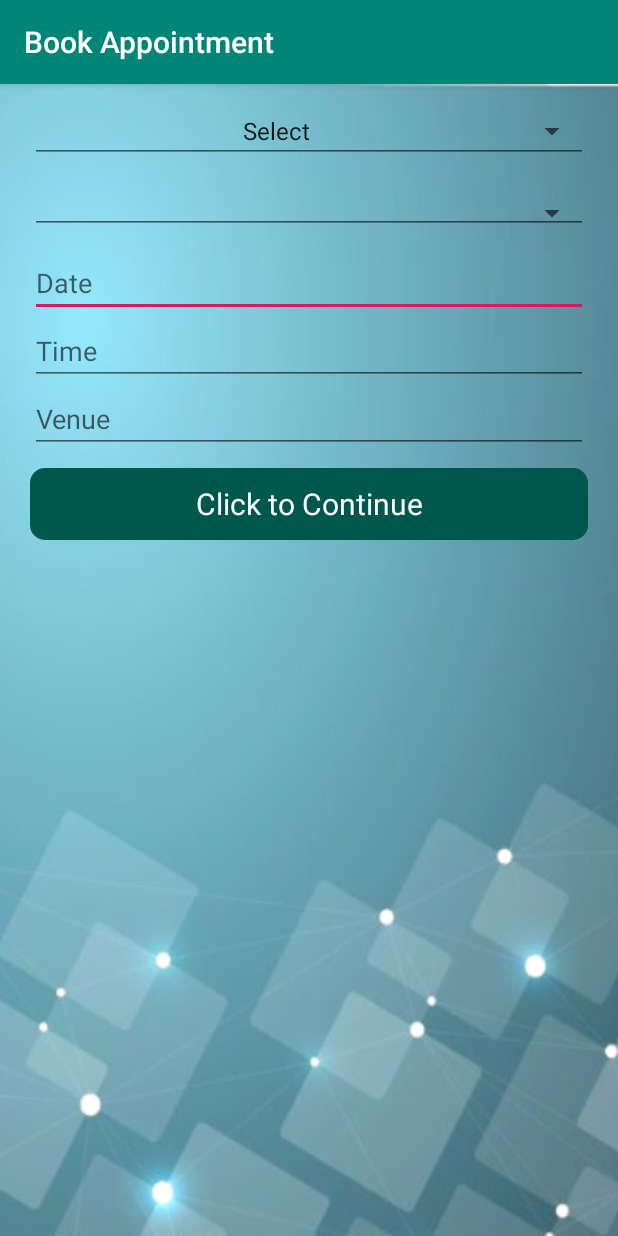
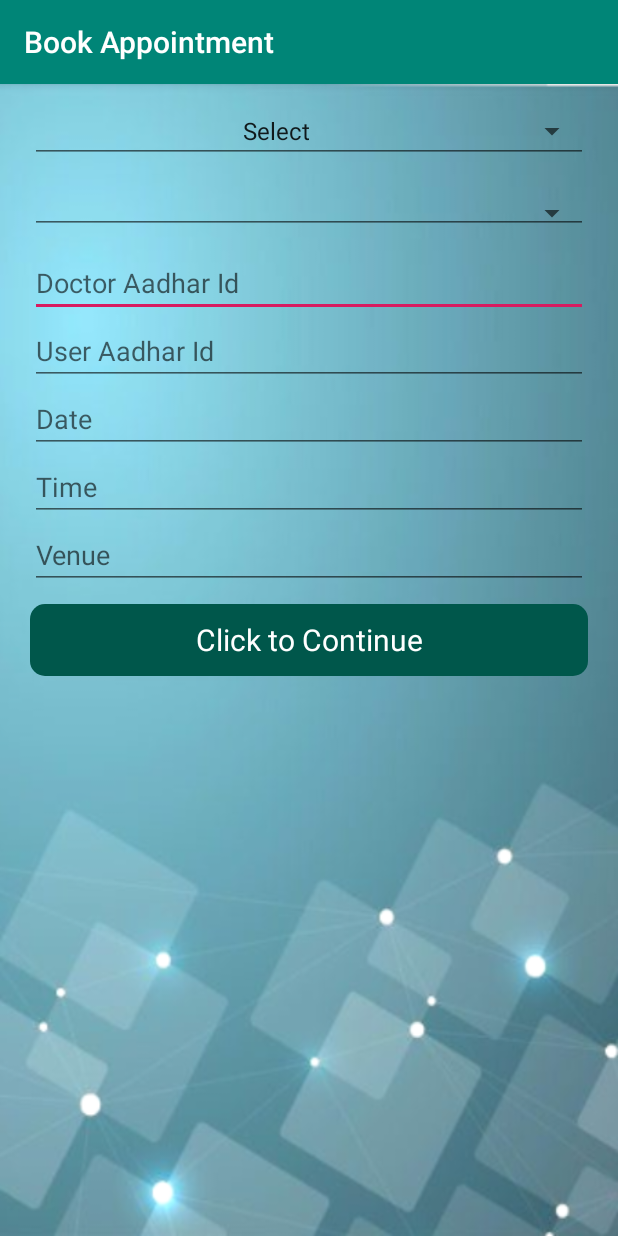
Before and after one commit to mrinalsenapati04/MotherandChild, an Android app: the EmployeeMain screen opened directly, with no data from a screen before it, after a tap on "Book Appointment", on a phone screen of 412 x 824 dp. Run offline under Robolectric (Android 15) with nearby library versions, the phone set to English and light mode, and no system bars; our stand-ins replace Firebase (no records; nobody signed in at launch, a user with empty details on screens opened directly).

Commit message:
Mrinal Changes

```diff
--- a/app/src/main/AndroidManifest.xml
+++ b/app/src/main/AndroidManifest.xml
@@ -13,10 +13,10 @@
         android:roundIcon="@mipmap/ic_launcher_round"
         android:supportsRtl="true"
         android:theme="@style/AppTheme">
+        <activity android:name=".RecordVideo"></activity>
         <activity
             android:name=".Feedback"
             android:label="Feedback" />
-
         <activity
             android:name=".ApplySchemeRBSK"
             android:label="Steps For RBSK" />
--- a/app/src/main/java/com/sih/teamsquadra/motherandchild/EmployeeBookAppointment.java
+++ b/app/src/main/java/com/sih/teamsquadra/motherandchild/EmployeeBookAppointment.java
@@ -10,6 +10,7 @@ import android.view.View;
 import android.widget.AdapterView;
 import android.widget.ArrayAdapter;
 import android.widget.Button;
+import android.widget.EditText;
 import android.widget.Spinner;
 import android.widget.Toast;
 
@@ -20,7 +21,10 @@ import com.google.firebase.database.DatabaseReference;
 import com.google.firebase.database.FirebaseDatabase;
 import com.google.firebase.database.ValueEventListener;
 
+import java.text.SimpleDateFormat;
 import java.util.ArrayList;
+import java.util.Calendar;
+import java.util.Date;
 import java.util.List;
 
 public class EmployeeBookAppointment extends AppCompatActivity implements AdapterView.OnItemSelectedListener , View.OnClickListener{
@@ -29,6 +33,16 @@ public class EmployeeBookAppointment extends AppCompatActivity implements Adapte
     private Spinner spinner;
     private String docType;
     private String selected;
+
+    private EditText Date;
+    private EditText Time;
+    private EditText Venue;
+    private EditText doc_aadhar;
+    private EditText user_aadhar;
+
+    private DatabaseReference databaseReference;
+
+
 
 
     private DatabaseReference db;
@@ -65,7 +79,7 @@ public class EmployeeBookAppointment extends AppCompatActivity implements Adapte
             @Override
             public void onItemSelected(AdapterView<?> parent, View view, int position, long id) {
                 selected = parent.getItemAtPosition(position).toString();
-                Toast.makeText(EmployeeBookAppointment.this, "Selected item is " + selected, Toast.LENGTH_LONG).show();
+                //Toast.makeText(EmployeeBookAppointment.this, "Selected item is " + selected, Toast.LENGTH_LONG).show();
                 // Log.v("EmployeeBookAppointment","Selected String is " + selected);
                 setDoctorNameList(selected);
             }
@@ -83,6 +97,18 @@ public class EmployeeBookAppointment extends AppCompatActivity implements Adapte
 
         buttonBookAppointment = findViewById(R.id.button_book_appointment);
         buttonBookAppointment.setOnClickListener(this);
+
+        Date = (EditText) findViewById(R.id.Date);
+        Time = (EditText) findViewById(R.id.time);
+
+        Venue = (EditText) findViewById(R.id.editText);
+        doc_aadhar = (EditText) findViewById(R.id.editText);
+        user_aadhar = (EditText) findViewById(R.id.editText);
+
+        databaseReference = FirebaseDatabase.getInstance().getReference();
+
+
+
     }
 
     @Override
@@ -99,6 +125,7 @@ public class EmployeeBookAppointment extends AppCompatActivity implements Adapte
     @Override
     public void onClick(View v) {
         if(v == buttonBookAppointment){
+            bookAppointment();
             finish(); // to close current activity
             toastMessage(this," Doctor Appointment Request Send");
             startActivity(new Intent(this,EmployeeMain.class));
@@ -146,5 +173,24 @@ public class EmployeeBookAppointment extends AppCompatActivity implements Adapte
 
     }
 
+    private void bookAppointment() {
+
+        // String docType=spinner.getSelectedItem().toString();
+        String docName = spDocName.getSelectedItem().toString();
+        String date = Date.getText().toString();
+        String time = Time.getText().toString();
+        String dAdhar = doc_aadhar.getText().toString();
+        String uAdhar = user_aadhar.getText().toString();
+
+
+        EmployeeBookAppointmentClass employeeAppoinmentObj = new EmployeeBookAppointmentClass(docName, date, time, dAdhar, uAdhar);
+        Calendar c = Calendar.getInstance();
+        SimpleDateFormat df = new SimpleDateFormat("yyyy-MM-dd HH:mm:ss");
+        final String formattedDate = df.format(c.getTime());
+        databaseReference.child("Appointments").child(formattedDate).setValue(employeeAppoinmentObj);
+
+
+    }
+
 
 }
--- a/app/src/main/java/com/sih/teamsquadra/motherandchild/EmployeeMain.java
+++ b/app/src/main/java/com/sih/teamsquadra/motherandchild/EmployeeMain.java
@@ -27,6 +27,8 @@ public class EmployeeMain extends AppCompatActivity implements View.OnClickListe
     private Button buttonEconomicSupport;
     private Button buttonTransportFacility;
     private Button buttonEmployeeViewDetails;
+
+    private Button buttonUploadVideo;
     private TextView textViewEmployeeWelcome;
 
     private FirebaseDatabase firebaseDatabase;
@@ -100,6 +102,8 @@ public class EmployeeMain extends AppCompatActivity implements View.OnClickListe
 
         buttonEmployeeViewDetails = findViewById(R.id.employee_view_details);
         buttonEmployeeViewDetails.setOnClickListener(this);
+        buttonUploadVideo = findViewById(R.id.button_upload_video);
+        buttonUploadVideo.setOnClickListener(this);
     }
 
     private void showData(DataSnapshot dataSnapshot) {
@@ -148,8 +152,9 @@ public class EmployeeMain extends AppCompatActivity implements View.OnClickListe
             startActivity(new Intent(this, TransportFacility.class));
         }else if (v == buttonEconomicSupport) {
             startActivity(new Intent(this, EconomicSupport.class));
+        } else if (v == buttonUploadVideo) {
+            startActivity(new Intent(this, RecordVideo.class));
         }
-
 
     }
 
--- a/app/src/main/res/layout/activity_employee_book_appointment.xml
+++ b/app/src/main/res/layout/activity_employee_book_appointment.xml
@@ -35,6 +35,20 @@
 
 
         <EditText
+            android:id="@+id/doc_aadhar"
+            style="@style/EditTextStyle"
+            android:hint="Doctor Aadhar Id"
+            android:inputType="text" />
+
+
+        <EditText
+            android:id="@+id/user_aadhar"
+            style="@style/EditTextStyle"
+            android:hint="User Aadhar Id"
+            android:inputType="text" />
+
+
+        <EditText
             android:id="@+id/Date"
             style="@style/EditTextStyle"
             android:hint="Date"
@@ -65,5 +79,4 @@
     </LinearLayout>
 
 
-
 </android.support.constraint.ConstraintLayout>
--- a/app/src/main/res/layout/activity_employee_main.xml
+++ b/app/src/main/res/layout/activity_employee_main.xml
@@ -39,6 +39,12 @@
             android:textColor="#ffffff" />
 
         <Button
+            android:id="@+id/button_upload_video"
+            style="@style/ButtonStyle"
+            android:text="Upload Video"
+            android:textColor="#ffffff" />
+
+        <Button
             android:id="@+id/button_transportation"
             style="@style/ButtonStyle"
             android:text="Transport Facility"
```
Also changed, not shown: app/src/main/java/com/sih/teamsquadra/motherandchild/EmployeeBookAppointmentClass.java (added, +43 -0 lines), app/src/main/java/com/sih/teamsquadra/motherandchild/RecordVideo.java (added, +155 -0 lines), app/src/main/java/com/sih/teamsquadra/motherandchild/UserUpdateDetails.java (+79 -2 lines), app/src/main/res/layout/activity_record_video.xml (added, +69 -0 lines).
